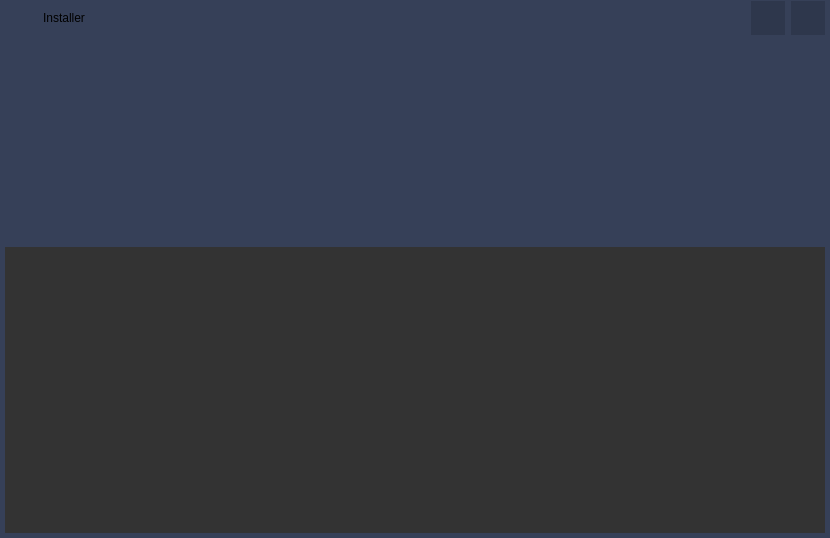
First picture: the form in ui/mainwindow.ui, repository Covalia/standalone-deployer, before the edit.
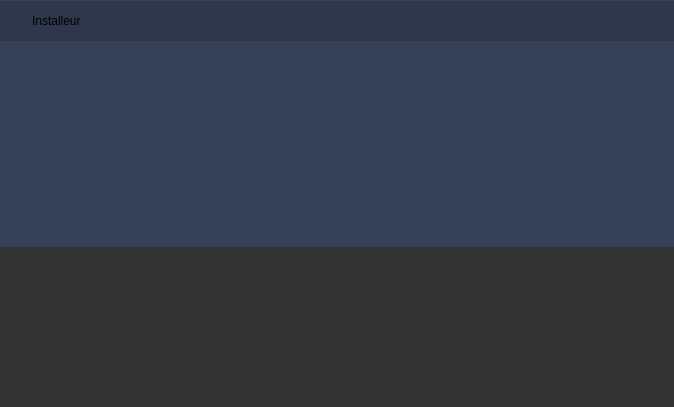
Second picture: the form after the edit. Icons and pictures are not drawn.

Commit message:
Correction probleme affichage fenetre UI
Bouton fermer et reduire, marge, taille fenetre

Patch:
```diff
--- a/ui/mainwindow.ui
+++ b/ui/mainwindow.ui
@@ -6,8 +6,8 @@
    <rect>
     <x>0</x>
     <y>0</y>
-    <width>830</width>
-    <height>538</height>
+    <width>674</width>
+    <height>407</height>
    </rect>
   </property>
   <property name="windowTitle">
@@ -19,23 +19,32 @@
    </property>
    <layout class="QVBoxLayout" name="verticalLayout_2">
     <property name="leftMargin">
-     <number>5</number>
+     <number>0</number>
     </property>
     <property name="topMargin">
      <number>1</number>
     </property>
     <property name="rightMargin">
-     <number>5</number>
+     <number>0</number>
     </property>
     <property name="bottomMargin">
-     <number>5</number>
+     <number>0</number>
     </property>
     <item>
      <layout class="QVBoxLayout" name="verticalLayout">
+      <property name="spacing">
+       <number>0</number>
+      </property>
+      <property name="sizeConstraint">
+       <enum>QLayout::SetMaximumSize</enum>
+      </property>
       <item>
        <widget class="QWidget" name="titleWidget" native="true">
         <property name="styleSheet">
-         <string notr="true"/>
+         <string notr="true">QWidget {
+background-color:rgb(46, 55, 76);
+}
+</string>
         </property>
         <layout class="QHBoxLayout" name="horizontalLayout_4">
          <property name="leftMargin">
@@ -52,6 +61,9 @@
          </property>
          <item>
           <layout class="QHBoxLayout" name="horizontalLayout_2">
+           <property name="spacing">
+            <number>0</number>
+           </property>
            <item>
             <widget class="QLabel" name="titleIconLabel">
              <property name="sizePolicy">
@@ -94,7 +106,7 @@
 font-size: 17px;\n	font-weight: plain;</string>
              </property>
              <property name="text">
-              <string>Installer</string>
+              <string>Installeur</string>
              </property>
             </widget>
            </item>
@@ -121,8 +133,8 @@
              </property>
              <property name="minimumSize">
               <size>
-               <width>34</width>
-               <height>34</height>
+               <width>40</width>
+               <height>40</height>
               </size>
              </property>
              <property name="styleSheet">
@@ -153,8 +165,8 @@
              </property>
              <property name="minimumSize">
               <size>
-               <width>34</width>
-               <height>34</height>
+               <width>40</width>
+               <height>40</height>
               </size>
              </property>
              <property name="styleSheet">
```
